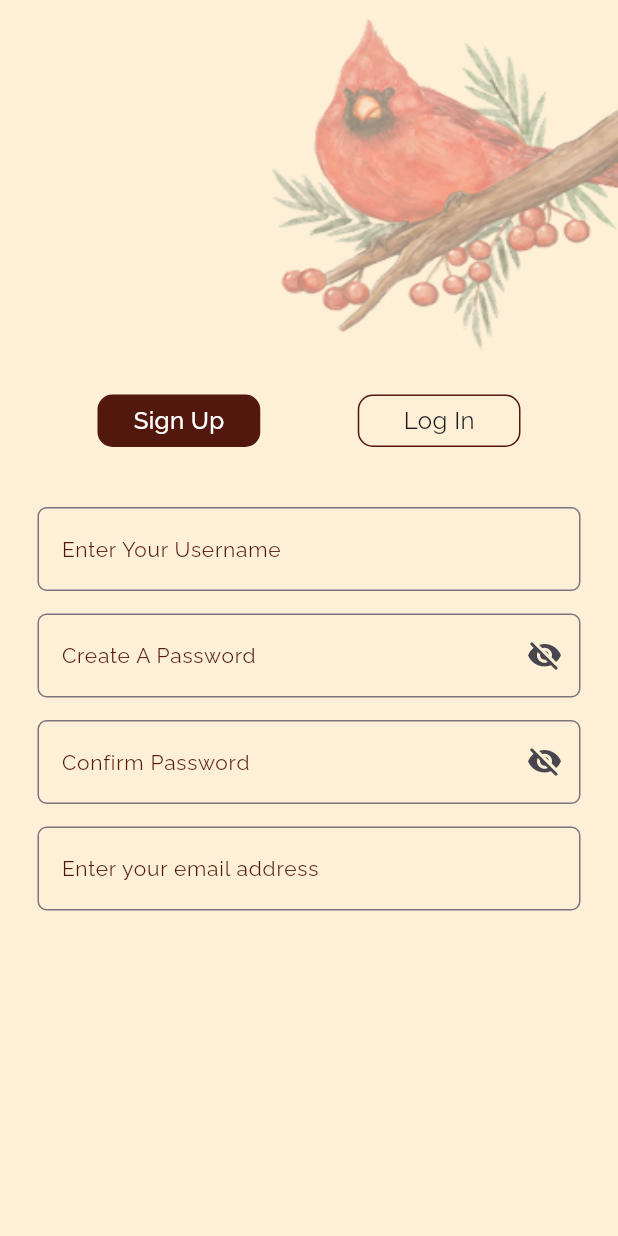
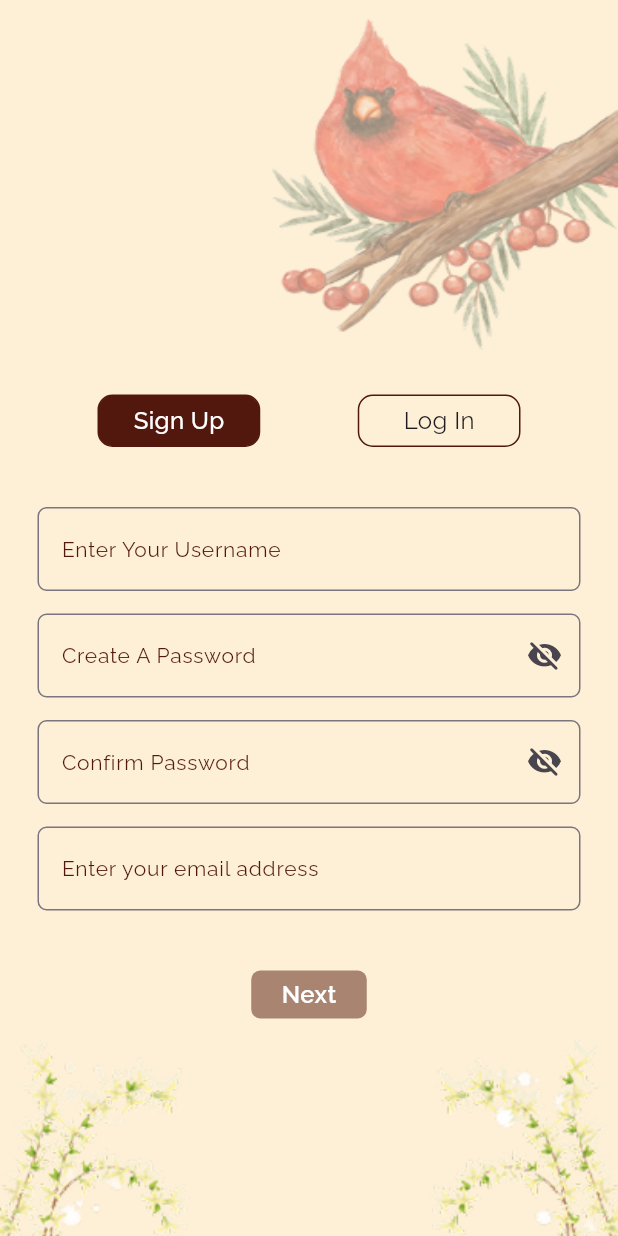
Before and after one commit to Shahin4292/shafacode-task, a Flutter app: the screen it shows after launch, on a phone screen of 412 x 824 dp. Run offline on Flutter 3.47's test engine with Material 3 defaults, Android fonts, the phone set to English and light mode, and no system bars.

Commit message:
sign up screen done

```diff
--- a/lib/features/auth/screens/sign_up_screen.dart
+++ b/lib/features/auth/screens/sign_up_screen.dart
@@ -1,9 +1,8 @@
 import 'package:flutter/material.dart';
+import 'package:shafacode_task/features/auth/widget/custom_next_button.dart';
 import 'package:shafacode_task/features/auth/widget/custom_text_field.dart';
 import 'package:shafacode_task/features/auth/widget/top_tap_bar.dart';
-import 'package:shafacode_task/utils/app_color.dart';
 import 'package:shafacode_task/utils/image_path.dart';
-import 'package:shafacode_task/utils/styles.dart';
 
 class SignUpScreen extends StatefulWidget {
   const SignUpScreen({super.key});
@@ -18,6 +17,37 @@ class _SignUpScreenState extends State<SignUpScreen> {
   final _confirmPasswordCtrl = TextEditingController();
   final _emailCtrl = TextEditingController();
   int selectedIndex = 0;
+
+  bool get isFormFilled {
+    return _usernameCtrl.text.isNotEmpty &&
+        _passwordCtrl.text.isNotEmpty &&
+        _confirmPasswordCtrl.text.isNotEmpty &&
+        _emailCtrl.text.isNotEmpty;
+  }
+
+
+  @override
+  void initState() {
+    super.initState();
+    _usernameCtrl.addListener(_onTextChange);
+    _passwordCtrl.addListener(_onTextChange);
+    _confirmPasswordCtrl.addListener(_onTextChange);
+    _emailCtrl.addListener(_onTextChange);
+  }
+
+  void _onTextChange() {
+    setState(() {});
+  }
+
+  @override
+  void dispose() {
+    _usernameCtrl.dispose();
+    _passwordCtrl.dispose();
+    _confirmPasswordCtrl.dispose();
+    _emailCtrl.dispose();
+    super.dispose();
+  }
+
 
   @override
   Widget build(BuildContext context) {
@@ -63,6 +93,32 @@ class _SignUpScreenState extends State<SignUpScreen> {
                     ),
                   ),
 
+                  CustomNextButton(
+                    onTap: () {
+                      if (!isFormFilled) {
+                        ScaffoldMessenger.of(context).showSnackBar(
+                          const SnackBar(
+                            content: Text('Please fill all fields'),
+                          ),
+                        );
+                        return;
+                      }
+                      // Navigator.pushAndRemoveUntil(
+                      //   context,
+                      //   MaterialPageRoute(builder: (_) => const HomeScreen()),
+                      //       (route) => false,
+                      // );
+                    },
+                    isEnabled: isFormFilled,
+                  ),
+
+                  SizedBox(height: 14),
+
+                  Image.asset(ImagePath.image,
+                      height: 250,
+                      width: MediaQuery.sizeOf(context).width,
+                      fit: BoxFit.fill
+                  ),
                 ],
               ),
             ],
--- /dev/null
+++ b/lib/features/auth/widget/custom_next_button.dart
@@ -0,0 +1,39 @@
+import 'package:flutter/material.dart';
+import 'package:shafacode_task/utils/app_color.dart';
+import 'package:shafacode_task/utils/styles.dart';
+
+class CustomNextButton extends StatelessWidget {
+  final VoidCallback? onTap;
+  final bool isEnabled;
+  final String text;
+
+  const CustomNextButton({
+    super.key,
+    required this.onTap,
+    required this.isEnabled,
+    this.text = 'Next',
+  });
+
+  @override
+  Widget build(BuildContext context) {
+    return GestureDetector(
+      onTap: onTap,
+      child: Container(
+        width: 77,
+        height: 32,
+        alignment: Alignment.center,
+        decoration: BoxDecoration(
+          color: isEnabled ? AppColor.primaryColor : AppColor.primaryColor.withOpacity(0.5),
+          borderRadius: BorderRadius.circular(6),
+        ),
+        child: Text(
+          text,
+          style: ralewaySemiBold.copyWith(
+            color: Colors.white,
+            fontSize: 16,
+          ),
+        ),
+      ),
+    );
+  }
+}
```
